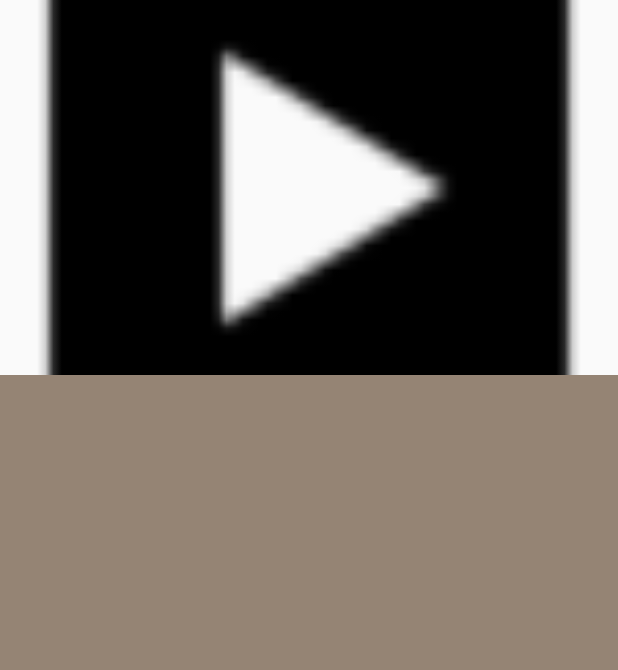
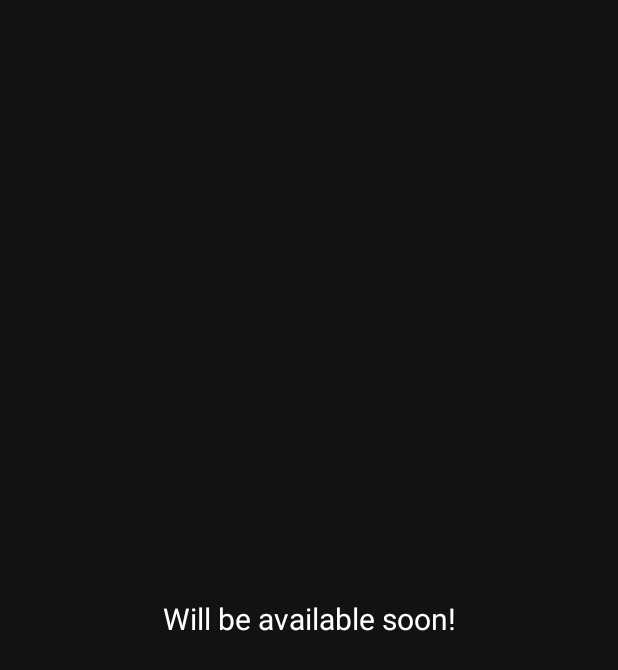
Before and after one commit to aifsbei/loopit, an Android app: the layout fragment_tab2.xml on its own in the app's theme, with its tools: preview values and no code run, on a phone screen of 412 x 824 dp. Shown: the top 670 px of the screen. Run offline under Robolectric (Android 15) with nearby library versions, the phone set to English and light mode, and no system bars.

Commit message:
toolbar theme fix

```diff
--- a/app/src/main/res/layout/activity_main.xml
+++ b/app/src/main/res/layout/activity_main.xml
@@ -24,7 +24,8 @@
             android:layout_width="wrap_content"
             android:layout_height="wrap_content"
             android:text="Loop It!"
-            android:textSize="20sp"/>
+            android:textColor="#FFFFFF"
+            android:textSize="20sp" />
 
     </androidx.appcompat.widget.Toolbar>
 
@@ -36,7 +37,8 @@
         android:elevation="8dp"
         android:minHeight="?attr/actionBarSize"
         android:theme="@style/ThemeOverlay.AppCompat.Dark.ActionBar"
-        app:tabSelectedTextColor="@color/colorAccent">
+        app:tabSelectedTextColor="@color/colorAccent"
+        app:tabTextColor="#FFFFFF">
 
     </com.google.android.material.tabs.TabLayout>
 
--- a/app/src/main/res/layout/fragment_tab1.xml
+++ b/app/src/main/res/layout/fragment_tab1.xml
@@ -97,7 +97,7 @@
                 android:layout_width="match_parent"
                 android:layout_height="match_parent"
                 android:layout_marginTop="2dp"
-                android:layout_marginBottom="35dp"
+                android:layout_marginBottom="55dp"
                 android:shrinkColumns="*"
                 android:stretchColumns="*"
                 android:id="@+id/tl"
--- a/app/src/main/res/layout/fragment_tab2.xml
+++ b/app/src/main/res/layout/fragment_tab2.xml
@@ -1,24 +1,23 @@
-<RelativeLayout xmlns:android="http://schemas.android.com/apk/res/android"
+<androidx.constraintlayout.widget.ConstraintLayout xmlns:android="http://schemas.android.com/apk/res/android"
     xmlns:tools="http://schemas.android.com/tools"
     xmlns:expandablepanel="http://schemas.android.com/apk/res-auto"
     android:layout_width="match_parent"
     android:layout_height="match_parent"
+    android:background="@color/colorPrimaryDark"
     tools:context=".MainActivity">
 
 
-        <ImageView
-            android:id="@+id/topLayout"
-            android:layout_width="match_parent"
-            android:layout_height="250dp"
-            android:src="@drawable/ic_play"
-            android:scaleType="centerCrop"/>
-
-        <ImageView
-            android:background="#958474"
-            android:layout_width="match_parent"
-            android:layout_height="match_parent"
-            android:layout_below="@+id/topLayout"/>
+        <TextView
+            android:layout_width="wrap_content"
+            android:layout_height="wrap_content"
+            android:text="Will be available soon!"
+            android:textColor="#FFFFFF"
+            android:textSize="20sp"
+            expandablepanel:layout_constraintBottom_toBottomOf="parent"
+            expandablepanel:layout_constraintEnd_toEndOf="parent"
+            expandablepanel:layout_constraintStart_toStartOf="parent"
+            expandablepanel:layout_constraintTop_toTopOf="parent" />
 
 
 
-</RelativeLayout>
+</androidx.constraintlayout.widget.ConstraintLayout>
```
